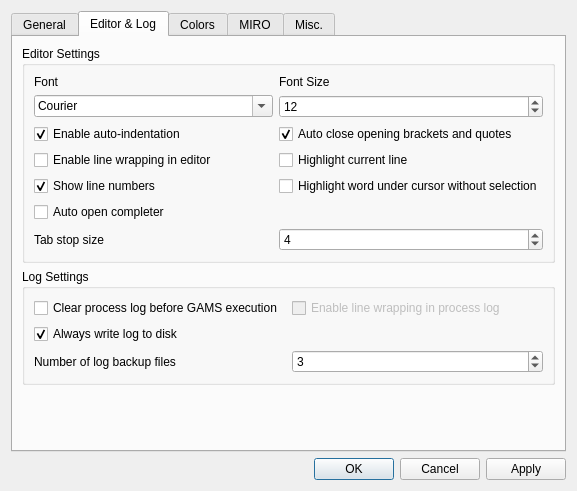
The window that src/settingsdialog.ui (GAMS-dev/studio) describes before a commit, drawn with Qt 5.
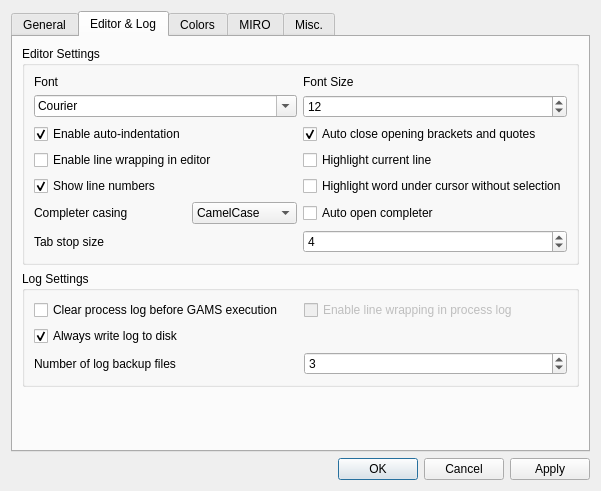
The same window after the commit.

Commit message: added settings and function to switch casing include dynamic casing todo: on dynamic casing switch to CaseInsensitive matching

```diff
--- a/src/settingsdialog.ui
+++ b/src/settingsdialog.ui
@@ -402,13 +402,44 @@
             </property>
            </widget>
           </item>
-          <item row="8" column="0" colspan="2">
+          <item row="8" column="2">
            <widget class="QCheckBox" name="cb_completerAutoOpen">
             <property name="text">
              <string>Auto open completer</string>
             </property>
            </widget>
           </item>
+          <item row="8" column="0">
+           <widget class="QLabel" name="label_4">
+            <property name="text">
+             <string>Completer casing</string>
+            </property>
+           </widget>
+          </item>
+          <item row="8" column="1">
+           <widget class="QComboBox" name="cb_completerCasing">
+            <item>
+             <property name="text">
+              <string>CamelCase</string>
+             </property>
+            </item>
+            <item>
+             <property name="text">
+              <string>lowercase</string>
+             </property>
+            </item>
+            <item>
+             <property name="text">
+              <string>UPPERCASE</string>
+             </property>
+            </item>
+            <item>
+             <property name="text">
+              <string>dynamic</string>
+             </property>
+            </item>
+           </widget>
+          </item>
          </layout>
         </widget>
        </item>
```
The commit also changes 6 other files.
